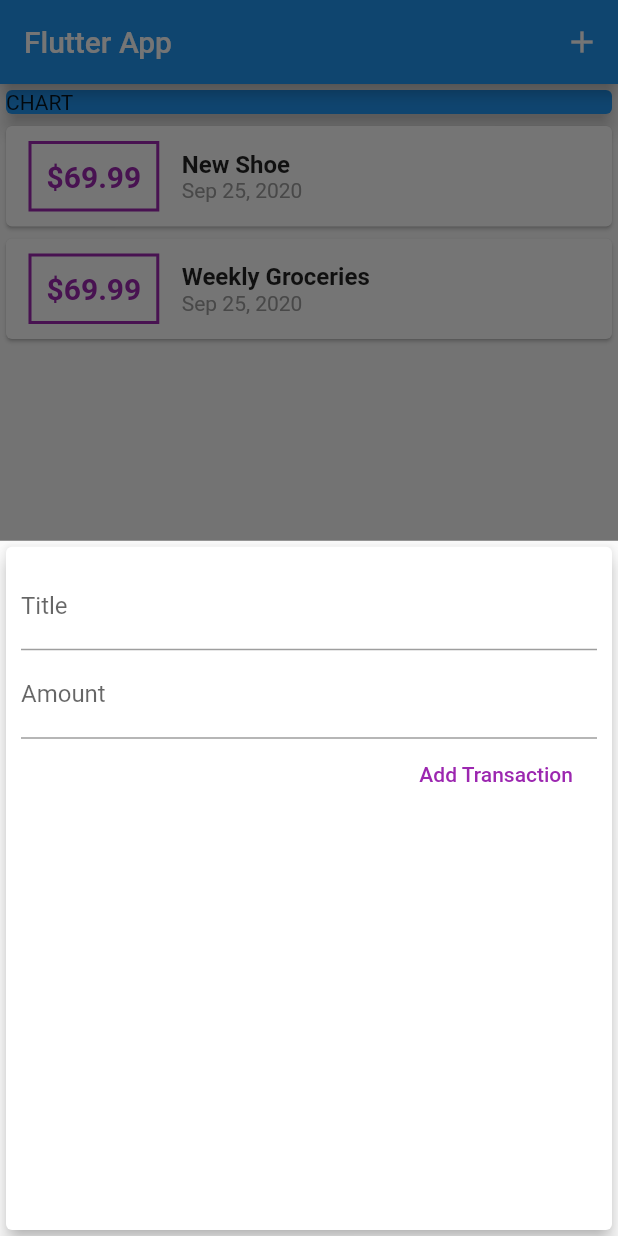
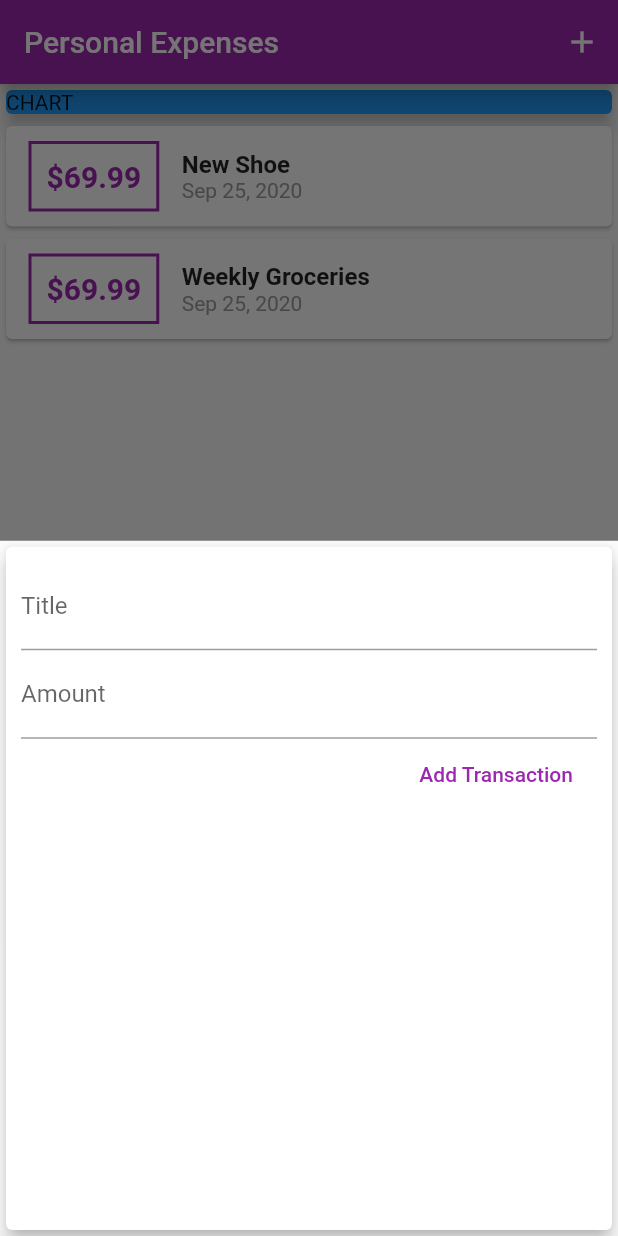
Before and after one commit to ernestkoko/flutter_complete_guide, a Flutter app: the screen it shows after launch, after a tap on the "add" icon, on a phone screen of 412 x 824 dp. Run offline on Flutter 3.47's test engine with Material 2 defaults, Android fonts, the phone set to English and light mode, and no system bars.

Commit message:
Added ThemeData for app theme

```diff
--- a/lib/main.dart
+++ b/lib/main.dart
@@ -13,9 +13,10 @@ class MyApp extends StatelessWidget {
   @override
   Widget build(BuildContext context) {
     return MaterialApp(
-      title: 'Flutter Demo',
+      title: 'Personal Expenses',
       theme: ThemeData(
-        primarySwatch: Colors.blue,
+        primarySwatch: Colors.purple,
+        accentColor: Colors.amber,
         visualDensity: VisualDensity.adaptivePlatformDensity,
       ),
       home: MyHomePage(),
@@ -75,7 +76,7 @@ class _MyHomePageState extends State<MyHomePage> {
   Widget build(BuildContext context) {
     return Scaffold(
       appBar: AppBar(
-        title: Text("Flutter App"),
+        title: Text("Personal Expenses"),
         actions: [
           IconButton(
               icon: Icon(Icons.add),
--- a/lib/widgets/new_transaction.dart
+++ b/lib/widgets/new_transaction.dart
@@ -1,11 +1,17 @@
 import 'package:flutter/material.dart';
 
-class NewTransaction extends StatelessWidget {
+class NewTransaction extends StatefulWidget {
   final Function addTx;
 
    NewTransaction({this.addTx});
 
+  @override
+  _NewTransactionState createState() => _NewTransactionState();
+}
+
+class _NewTransactionState extends State<NewTransaction> {
   final titleController = TextEditingController();
+
   final amountController = TextEditingController();
 
   void submitData() {
@@ -15,7 +21,10 @@ class NewTransaction extends StatelessWidget {
       return;
     }
 
-    addTx(enteredTitle, enteredAmount);
+    widget.addTx(enteredTitle, enteredAmount);
+
+    //close the widget if it succeeds
+    Navigator.of(context).pop();
   }
 
   @override
--- a/lib/widgets/transaction_list.dart
+++ b/lib/widgets/transaction_list.dart
@@ -24,13 +24,14 @@ class TransactionList extends StatelessWidget {
                     horizontal: 15.0,
                   ),
                   decoration: BoxDecoration(
-                      border: Border.all(color: Colors.purple, width: 2)),
+                    border: Border.all(color: Theme.of(context).primaryColor, width: 2),
+                  ),
                   child: Text(
                     '\$${transactions[index].amount.toStringAsFixed(2)}',
                     style: TextStyle(
                         fontWeight: FontWeight.bold,
                         fontSize: 20.0,
-                        color: Colors.purple),
+                        color: Theme.of(context).primaryColor),
                   ),
                   padding: EdgeInsets.all(10.0),
                 ),
@@ -52,7 +53,6 @@ class TransactionList extends StatelessWidget {
             ),
           );
         },
-
       ),
     );
   }
```
